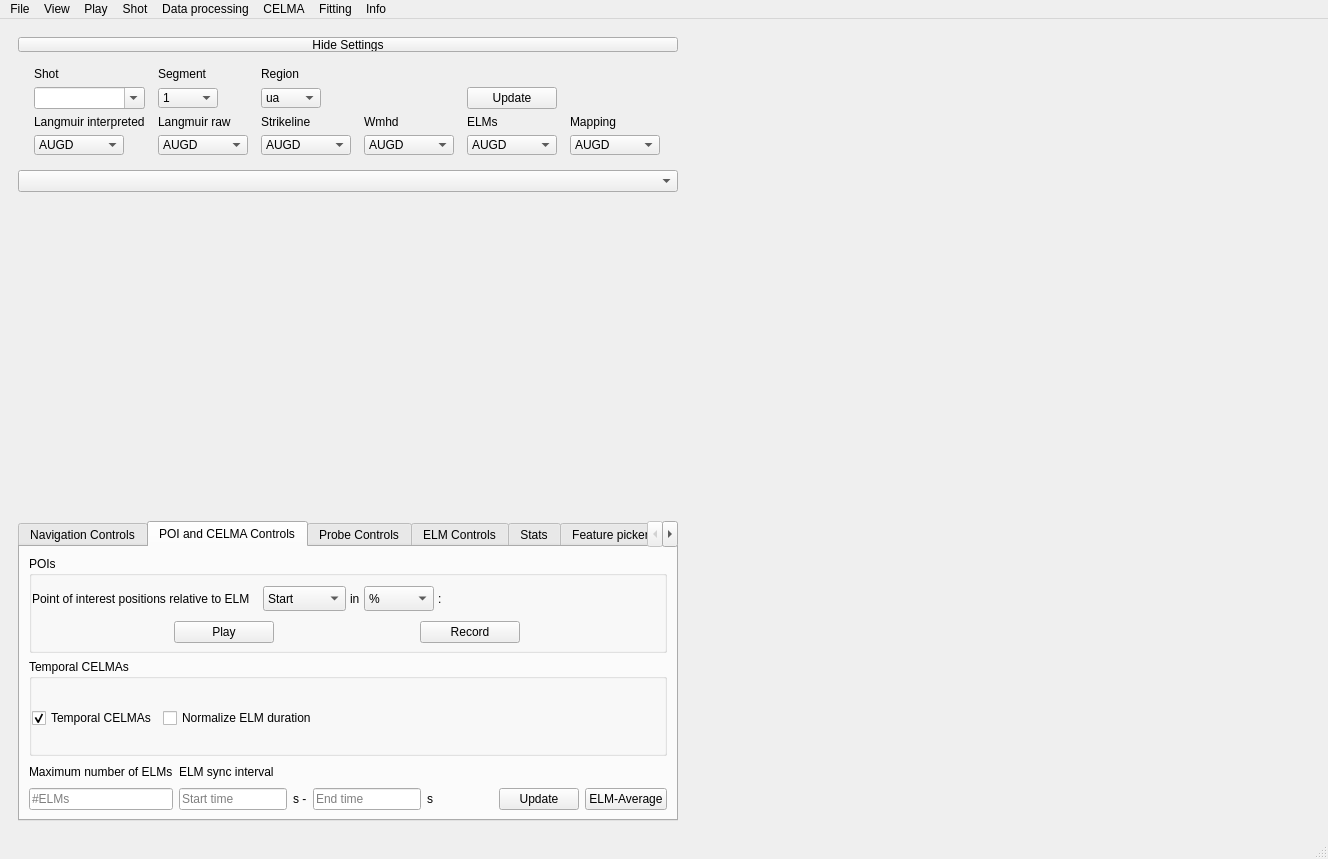
The window that GUI.ui (zamazir/langmuirGUI) describes before a commit, drawn with Qt 5.
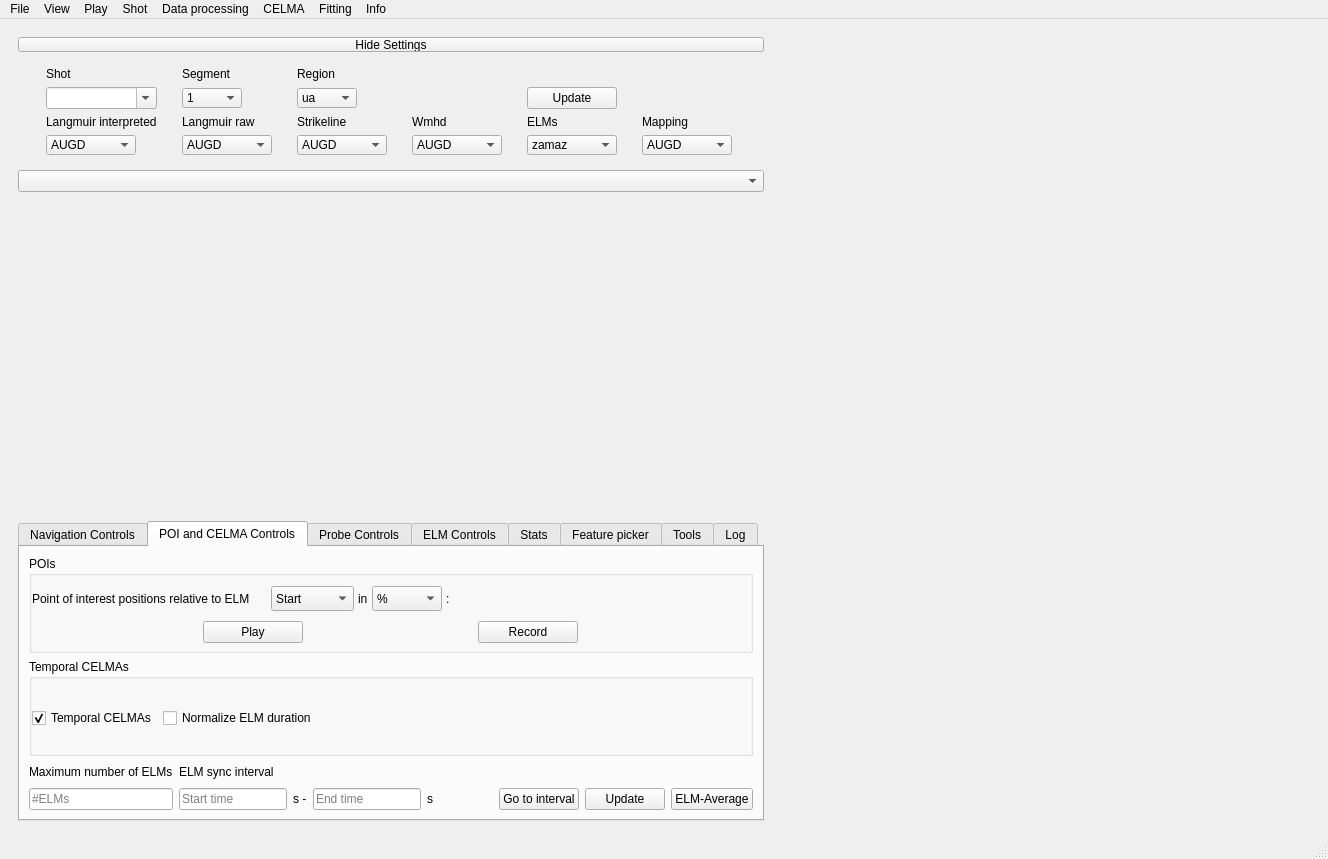
The same window after the commit. The open tabs and pages were chosen to show the change.

The edit to the form file:
```diff
--- a/GUI.ui
+++ b/GUI.ui
@@ -233,7 +233,7 @@
                      </property>
                      <item>
                       <property name="text">
-                       <string>AUGD</string>
+                       <string>zamaz</string>
                       </property>
                      </item>
                      <item>
@@ -1028,7 +1028,7 @@
                     </property>
                    </widget>
                   </item>
-                  <item row="1" column="6">
+                  <item row="1" column="7">
                    <widget class="QPushButton" name="btnCELMAupdate">
                     <property name="text">
                      <string>Update</string>
@@ -1042,7 +1042,7 @@
                     </property>
                    </widget>
                   </item>
-                  <item row="1" column="7">
+                  <item row="1" column="8">
                    <widget class="QPushButton" name="btnCELMA">
                     <property name="sizePolicy">
                      <sizepolicy hsizetype="Fixed" vsizetype="Fixed">
@@ -1084,6 +1084,13 @@
                     </property>
                    </spacer>
                   </item>
+                  <item row="1" column="6">
+                   <widget class="QPushButton" name="btnCELMAgotoInterval">
+                    <property name="text">
+                     <string>Go to interval</string>
+                    </property>
+                   </widget>
+                  </item>
                  </layout>
                 </item>
                </layout>
```
Left out of the diff: 4 changed lines with no effect on the pictures.
